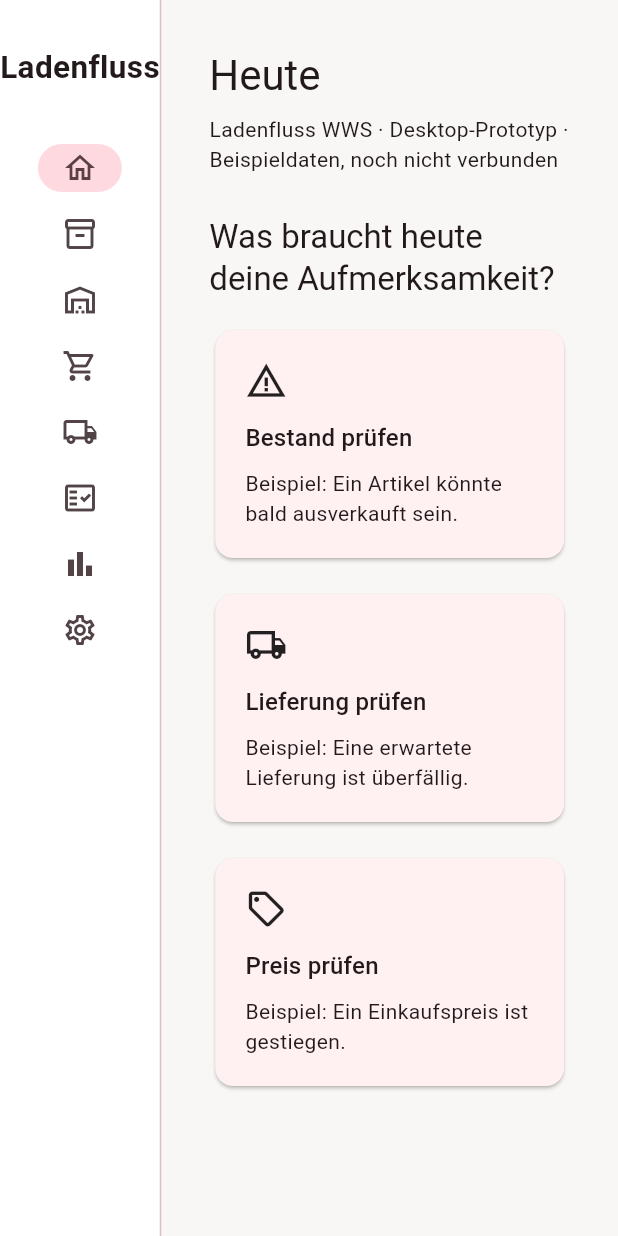
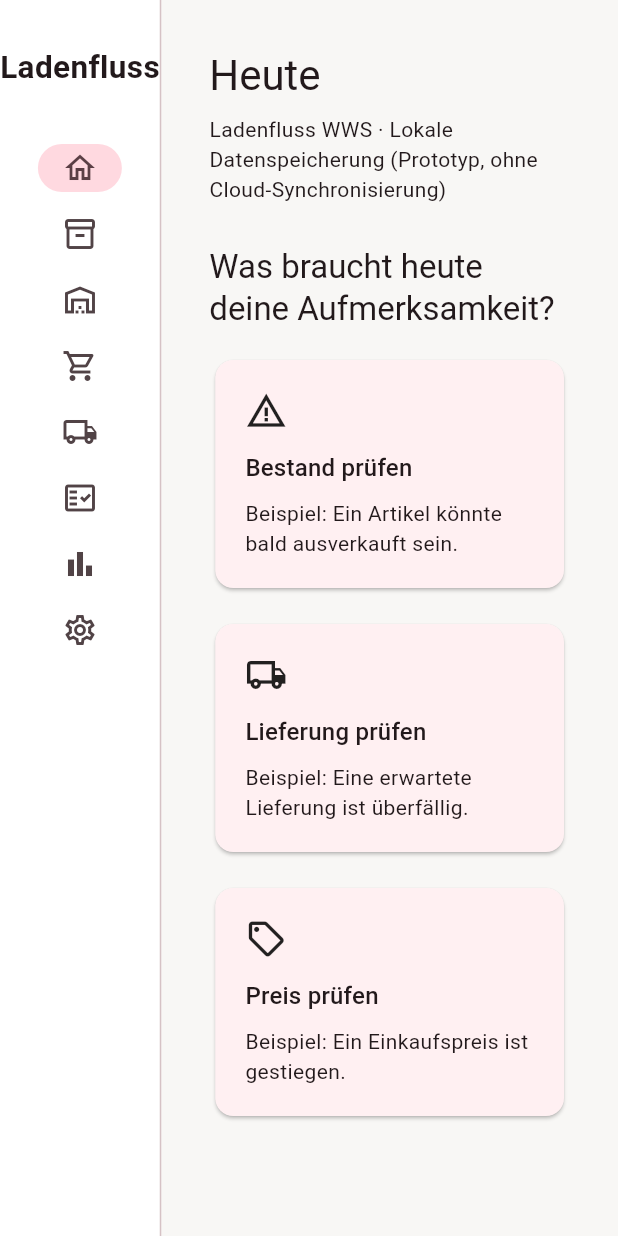
Before and after one commit to alexanderohm-netizen/ladenfluss-site, a Flutter app: the screen it shows after launch, on a phone screen of 412 x 824 dp. Run offline on Flutter 3.47's test engine with Material 3 defaults, Android fonts, the phone set to English and light mode, and no system bars.

Commit message:
WWS: initialize persistent catalog and show local storage errors

```diff
--- a/desktop/lib/main.dart
+++ b/desktop/lib/main.dart
@@ -34,6 +34,8 @@ class _WorkspaceState extends State<Workspace> {
   int selected = 0;
   final catalog = DemoCatalog();
   @override
+  void initState() { super.initState(); catalog.load(); }
+  @override
   void dispose() { catalog.dispose(); super.dispose(); }
   final pages = const ['Heute', 'Artikel', 'Bestand', 'Einkauf', 'Wareneingang', 'Inventur', 'Auswertungen', 'Einstellungen'];
   final icons = const [Icons.home_outlined, Icons.inventory_2_outlined, Icons.warehouse_outlined, Icons.shopping_cart_outlined, Icons.local_shipping_outlined, Icons.fact_check_outlined, Icons.bar_chart_outlined, Icons.settings_outlined];
@@ -66,7 +68,12 @@ class _WorkspaceState extends State<Workspace> {
                 children: [
                   Text(pages[selected], style: Theme.of(context).textTheme.headlineMedium),
                   const SizedBox(height: 8),
-                  const Text('Ladenfluss WWS · Desktop-Prototyp · Beispieldaten, noch nicht verbunden'),
+                  AnimatedBuilder(animation: catalog, builder: (context, _) => Text(
+                    !catalog.loaded ? 'Lokale Daten werden geladen …' :
+                    catalog.storageError != null ? catalog.storageError! :
+                    'Ladenfluss WWS · Lokale Datenspeicherung (Prototyp, ohne Cloud-Synchronisierung)',
+                    style: TextStyle(color: catalog.storageError == null ? null : Colors.red),
+                  )),
                   const SizedBox(height: 28),
                   if (selected == 0) ...[
                     Text('Was braucht heute deine Aufmerksamkeit?', style: Theme.of(context).textTheme.titleLarge),
```
